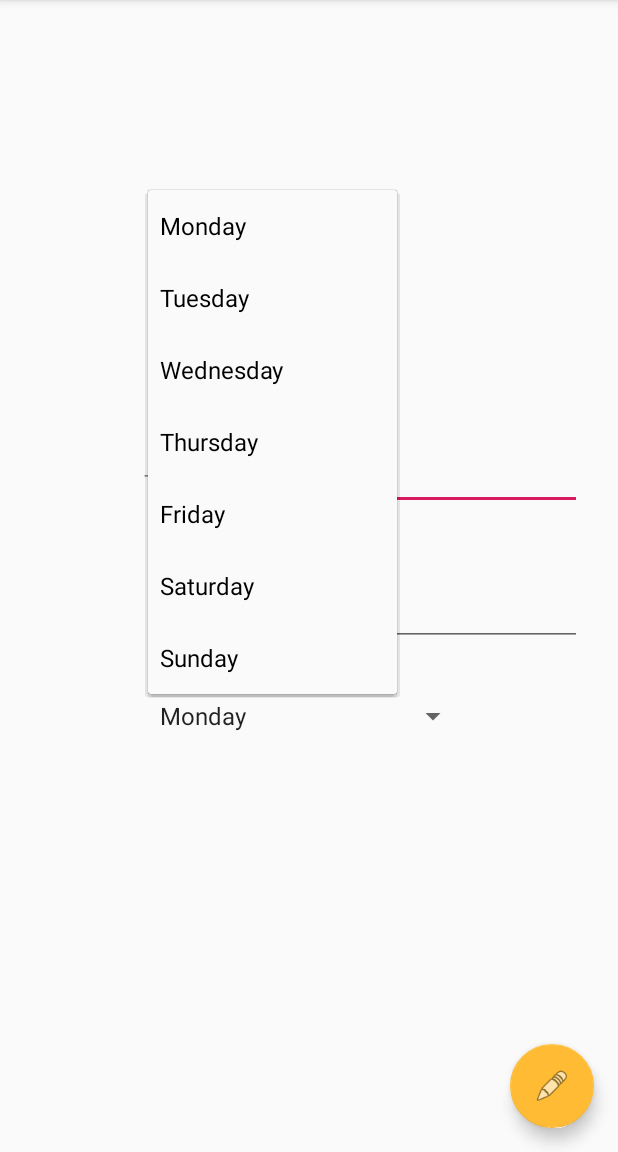
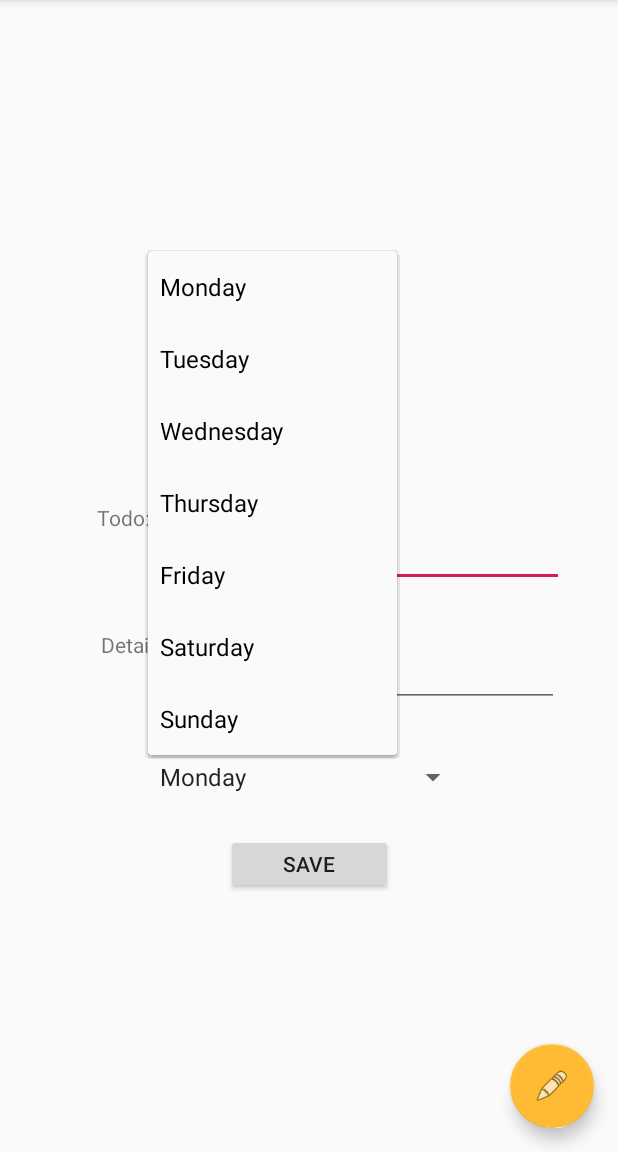
Before and after one commit to LucaTom/AppDev, an Android app: the ToDoEinzelansichtActivity screen opened directly, with no data from a screen before it, after a tap on "Monday", on a phone screen of 412 x 824 dp, the part 84-1236 px from its top. Run offline under Robolectric (Android 15) with nearby library versions, the phone set to English and light mode, and no system bars; 1 statement that could not run was skipped.

Commit message:
Todo: - delete Funktion - Einzelansicht - filter Funktion

```diff
--- a/app/src/main/java/com/example/firsttry/ToDoEinzelansichtActivity.java
+++ b/app/src/main/java/com/example/firsttry/ToDoEinzelansichtActivity.java
@@ -3,6 +3,7 @@ package com.example.firsttry;
 import android.content.Intent;
 import android.os.Bundle;
 
+import com.example.firsttry.serialize.FileHelper;
 import com.example.firsttry.serialize.Todo;
 import com.google.android.material.floatingactionbutton.FloatingActionButton;
 import com.google.android.material.snackbar.Snackbar;
@@ -11,6 +12,7 @@ import androidx.appcompat.app.AppCompatActivity;
 import androidx.appcompat.widget.Toolbar;
 
 import android.view.View;
+import android.widget.Button;
 import android.widget.CheckBox;
 import android.widget.EditText;
 import android.widget.Spinner;
@@ -18,11 +20,14 @@ import android.widget.TextView;
 
 import org.w3c.dom.Text;
 
-public class ToDoEinzelansichtActivity extends AppCompatActivity {
+public class ToDoEinzelansichtActivity extends AppCompatActivity implements View.OnClickListener {
 
     private EditText editName;
+    private EditText editDetail;
     private Spinner editDue;
+    private Button btnSave;
 
+    private FileHelper<Todo> fileHelper;
 
     @Override
     protected void onCreate(Bundle savedInstanceState) {
@@ -34,14 +39,20 @@ public class ToDoEinzelansichtActivity extends AppCompatActivity {
 
 
         editName =findViewById(R.id.editName);
-        editDue=findViewById(R.id.editDue);
+        editDetail = findViewById(R.id.editDetail);
+        editDue =findViewById(R.id.editDue);
+        btnSave = findViewById(R.id.btnSave);
+
+        fileHelper = new FileHelper<>(this, Todo.class);
+
+        btnSave.setOnClickListener(this);
 
         Intent i = getIntent();
         String name = i.getStringExtra("description");
         String due  = i.getStringExtra("due");
 
         editName.setText(name);
-        //editDue.setText(due);
+        editDue.setSelection(due.indexOf(due));
 
 
         FloatingActionButton fab = findViewById(R.id.fab);
@@ -50,20 +61,7 @@ public class ToDoEinzelansichtActivity extends AppCompatActivity {
             public void onClick(View view) {
                     switch(view.getId()){
                         case R.id.fab:
-
-                            String edittodoEntered = editName.getText().toString();
-                            String editduedateEntered = editDue.getSelectedItem().toString();
-
-                            Todo todo = new Todo();
-                            todo.description = edittodoEntered;
-                            todo.due = editduedateEntered;
-
-                            Intent i = new Intent();
-                            i.putExtra("changes", todo);
-                            setResult(RESULT_OK, i);
-                            finish();
                     }
-
 
                 Snackbar.make(view, "Funktion: Speichern", Snackbar.LENGTH_LONG)
                         .setAction("Action", null).show();
@@ -71,4 +69,25 @@ public class ToDoEinzelansichtActivity extends AppCompatActivity {
         });
     }
 
+    @Override
+    public void onClick(View v) {
+        switch(v.getId()){
+            case R.id.btnSave:
+                String todoEdit = editName.getText().toString();
+                String detailEdit = editDetail.getText().toString();
+                String duedateEdit = editDue.getSelectedItem().toString();
+
+                Todo todo = new Todo();
+                todo.description = todoEdit;
+                //todo.detail = detailEdit;
+                //todo.due = duedateEdit;
+
+                //editDetail.setText("");
+
+                Intent i = new Intent();
+                i.putExtra("changedtodo", todo);
+                setResult(RESULT_OK, i);
+                finish();
+        }
+    }
 }
--- a/app/src/main/res/layout/content_to_do_einzelansicht.xml
+++ b/app/src/main/res/layout/content_to_do_einzelansicht.xml
@@ -12,33 +12,33 @@
         android:id="@+id/editDue"
         android:layout_width="214dp"
         android:layout_height="29dp"
-        android:layout_marginBottom="276dp"
+        android:layout_marginBottom="23dp"
         android:entries="@array/DueDay"
-        app:layout_constraintBottom_toBottomOf="parent"
+        app:layout_constraintBottom_toTopOf="@+id/btnSave"
         app:layout_constraintEnd_toEndOf="parent"
         app:layout_constraintHorizontal_bias="0.497"
         app:layout_constraintStart_toStartOf="parent" />
 
     <TextView
-        android:id="@+id/TodoDetail"
+        android:id="@+id/todoDetail"
         android:layout_width="89dp"
         android:layout_height="35dp"
-        android:layout_marginBottom="36dp"
+        android:layout_marginBottom="48dp"
         android:text="Detail:"
         app:layout_constraintBottom_toTopOf="@+id/editDue"
         app:layout_constraintEnd_toEndOf="parent"
-        app:layout_constraintHorizontal_bias="0.304"
+        app:layout_constraintHorizontal_bias="0.208"
         app:layout_constraintStart_toStartOf="parent" />
 
     <EditText
         android:id="@+id/editName"
         android:layout_width="178dp"
         android:layout_height="49dp"
-        android:layout_marginEnd="24dp"
+        android:layout_marginEnd="36dp"
         app:layout_constraintBottom_toTopOf="@+id/editDetail"
         app:layout_constraintEnd_toEndOf="parent"
         app:layout_constraintTop_toTopOf="parent"
-        app:layout_constraintVertical_bias="0.881" />
+        app:layout_constraintVertical_bias="0.922" />
 
     <EditText
         android:id="@+id/editDetail"
@@ -47,18 +47,28 @@
         android:layout_marginBottom="32dp"
         app:layout_constraintBottom_toTopOf="@+id/editDue"
         app:layout_constraintEnd_toEndOf="parent"
-        app:layout_constraintStart_toEndOf="@+id/TodoDetail" />
+        app:layout_constraintStart_toEndOf="@+id/todoDetail" />
 
     <TextView
-        android:id="@+id/TodoName"
+        android:id="@+id/todoName"
         android:layout_width="90dp"
         android:layout_height="33dp"
         android:text="Todo:"
-        app:layout_constraintBottom_toTopOf="@+id/TodoDetail"
+        app:layout_constraintBottom_toTopOf="@+id/todoDetail"
         app:layout_constraintEnd_toStartOf="@+id/editName"
-        app:layout_constraintHorizontal_bias="0.801"
+        app:layout_constraintHorizontal_bias="0.601"
         app:layout_constraintStart_toStartOf="parent"
         app:layout_constraintTop_toTopOf="parent"
-        app:layout_constraintVertical_bias="0.869" />
+        app:layout_constraintVertical_bias="0.868" />
+
+    <Button
+        android:id="@+id/btnSave"
+        android:layout_width="111dp"
+        android:layout_height="40dp"
+        android:layout_marginBottom="172dp"
+        android:text="Save"
+        app:layout_constraintBottom_toBottomOf="parent"
+        app:layout_constraintEnd_toEndOf="parent"
+        app:layout_constraintStart_toStartOf="parent" />
 
 </androidx.constraintlayout.widget.ConstraintLayout>
```
Also changed, not shown: app/src/main/java/com/example/firsttry/Popupwindow.java (+9 -2 lines), app/src/main/java/com/example/firsttry/ToDoUebersichtActivity.java (+15 -5 lines), app/src/main/java/com/example/firsttry/serialize/Todo.java (+8 -3 lines), app/src/main/java/com/example/firsttry/ui/FileReaderAdapter.java (+6 -19 lines).
